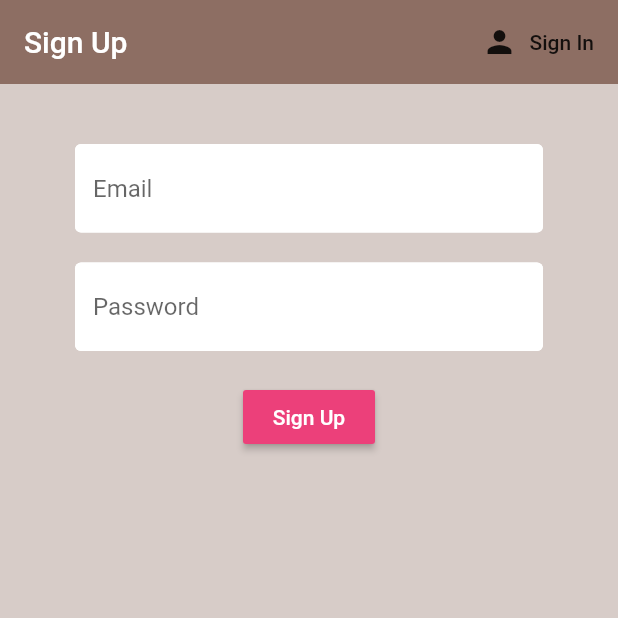
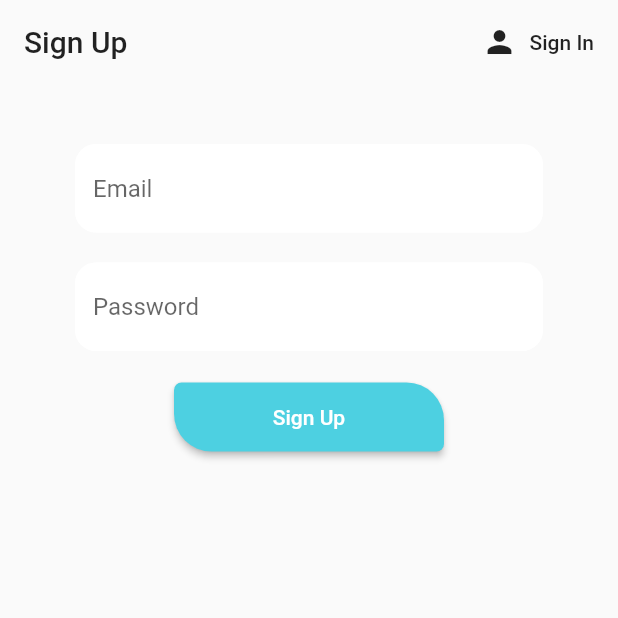
Before and after one commit to zsoltkebel/flutter-firebase-sign-in-boilerplate, a Flutter app: the screen it shows after launch, after a tap on "Register", on a phone screen of 412 x 824 dp, the top half of it. Run offline on Flutter 3.47's test engine with Material 2 defaults, Android fonts, the phone set to English and light mode, and no system bars; our stand-ins replace cloud_firestore, firebase_auth, firebase_core, flutter_spinkit; accounts and stored records are empty; network calls fail.

Commit message:
custom button style added

```diff
--- a/lib/screens/authenticate/authenticate.dart
+++ b/lib/screens/authenticate/authenticate.dart
@@ -8,7 +8,6 @@ class Authenticate extends StatefulWidget {
 }
 
 class _AuthenticateState extends State<Authenticate> {
-
   bool showSignIn = true;
 
   void toggleView() {
--- a/lib/screens/authenticate/register.dart
+++ b/lib/screens/authenticate/register.dart
@@ -27,11 +27,14 @@ class _RegisterState extends State<Register> {
     return loading
         ? Loading()
         : Scaffold(
-            backgroundColor: Colors.brown[100],
+            backgroundColor: Colors.grey[50],
             appBar: AppBar(
-              backgroundColor: Colors.brown[400],
+              backgroundColor: Colors.grey[50],
               elevation: 0.0,
-              title: Text('Sign Up'),
+              title: Text(
+                'Sign Up',
+                style: TextStyle(color: Colors.black87),
+              ),
               actions: [
                 FlatButton.icon(
                   onPressed: () {
@@ -75,8 +78,8 @@ class _RegisterState extends State<Register> {
                     SizedBox(
                       height: 20.0,
                     ),
-                    RaisedButton(
-                        color: Colors.pink[400],
+                    ElevatedButton(
+                        style: elevatedButtonStyle,
                         child: Text(
                           'Sign Up',
                           style: TextStyle(color: Colors.white),
--- a/lib/screens/authenticate/sign_in.dart
+++ b/lib/screens/authenticate/sign_in.dart
@@ -30,7 +30,6 @@ class _SignInState extends State<SignIn> {
             appBar: AppBar(
               backgroundColor: Colors.grey[50],
               elevation: 0.0,
-              brightness: Brightness.light,
               title: Text('Sign in', style: TextStyle(color: Colors.black87)),
               actions: [
                 FlatButton.icon(
@@ -73,10 +72,7 @@ class _SignInState extends State<SignIn> {
                       height: 20.0,
                     ),
                     ElevatedButton(
-                      style: ElevatedButton.styleFrom(
-                        primary: Colors.pink[400], // background
-                        onPrimary: Colors.white, // foreground
-                      ),
+                      style: elevatedButtonStyle,
                       child: Text(
                         'Sign In',
                         style: TextStyle(color: Colors.white),
@@ -96,11 +92,11 @@ class _SignInState extends State<SignIn> {
                         }
                       },
                     ),
+                    SizedBox(
+                      height: 10.0,
+                    ),
                     ElevatedButton(
-                      style: ElevatedButton.styleFrom(
-                        primary: Colors.pink[400], // background
-                        onPrimary: Colors.white, // foreground
-                      ),
+                      style: elevatedButtonStyle,
                       onPressed: () async {
                         if (_formKey.currentState.validate()) {
                           setState(() => loading = true);
--- a/lib/screens/home/home.dart
+++ b/lib/screens/home/home.dart
@@ -1,9 +1,6 @@
-import 'package:cloud_firestore/cloud_firestore.dart';
 import 'package:firebase_sign_in/services/auth.dart';
 import 'package:flutter/cupertino.dart';
-import 'package:flutter/gestures.dart';
 import 'package:flutter/material.dart';
-import 'package:provider/provider.dart';
 
 class Home extends StatelessWidget {
   final AuthService _auth = AuthService();
@@ -26,6 +23,7 @@ class Home extends StatelessWidget {
           ),
         ],
       ),
+      //TODO implement home screen
       body: Container(),
     );
   }
--- a/lib/screens/wrapper.dart
+++ b/lib/screens/wrapper.dart
@@ -7,12 +7,9 @@ import 'package:provider/provider.dart';
 class Wrapper extends StatelessWidget {
   @override
   Widget build(BuildContext context) {
+    final user = Provider.of<User>(context);
+    //print(user);
 
-    final user = Provider.of<User>(context);
-    print(user);
-
-    //TODO remove line below
-    // return screen.Create();
     if (user == null) {
       return Authenticate();
     } else {
--- a/lib/shared/constants.dart
+++ b/lib/shared/constants.dart
@@ -4,8 +4,26 @@ const textInputDecoration = InputDecoration(
     fillColor: Colors.white,
     filled: true,
     enabledBorder: OutlineInputBorder(
+      borderRadius: BorderRadius.all(Radius.circular(14.0)),
       borderSide: BorderSide(color: Colors.white, width: 2.0),
     ),
     focusedBorder: OutlineInputBorder(
+      borderRadius: BorderRadius.all(Radius.circular(14.0)),
       borderSide: BorderSide(color: Colors.pink, width: 2.0),
     ));
+
+final elevatedButtonStyle = ElevatedButton.styleFrom(
+  padding: EdgeInsets.symmetric(vertical: 15.0, horizontal: 25.0),
+  minimumSize: Size(180.0, 20.0),
+  // shape: const RoundedRectangleBorder(borderRadius: BorderRadius.all(Radius.circular(15.0))),
+  shape: const RoundedRectangleBorder(
+    borderRadius: BorderRadius.only(
+      topRight: Radius.circular(25.0),
+      topLeft: Radius.circular(5.0),
+      bottomLeft: Radius.circular(25.0),
+      bottomRight: Radius.circular(5.0)
+    ),
+  ),
+  primary: Colors.cyan[300], // background
+  onPrimary: Colors.white, // foreground
+);
```
Also changed, not shown: lib/main.dart (+0 -97 lines).
